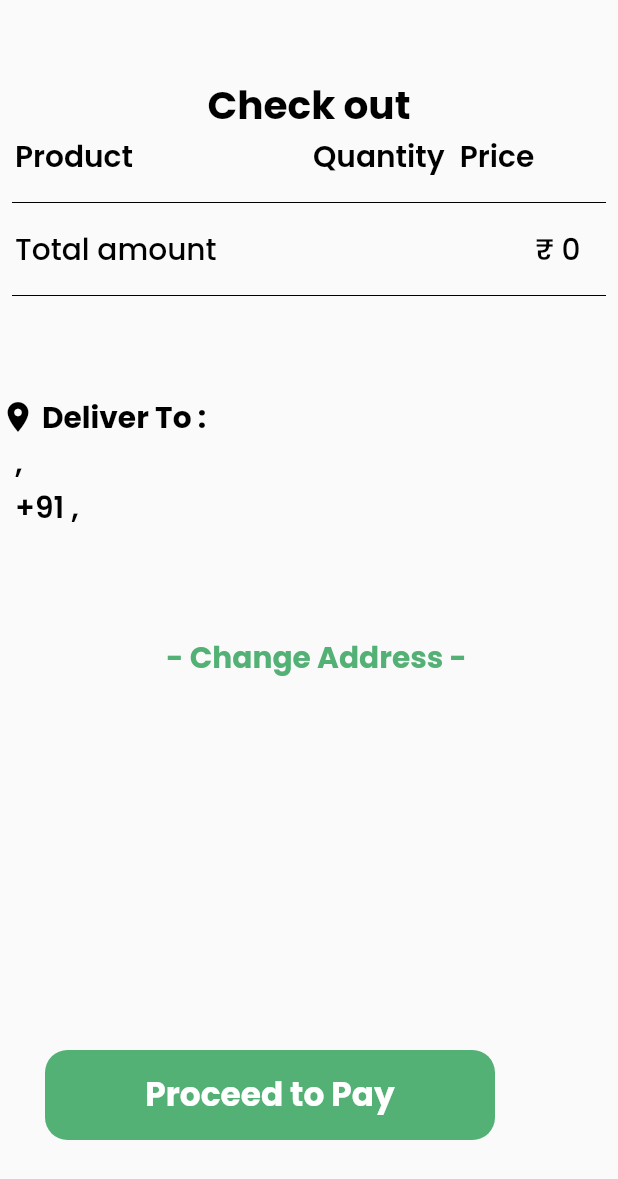
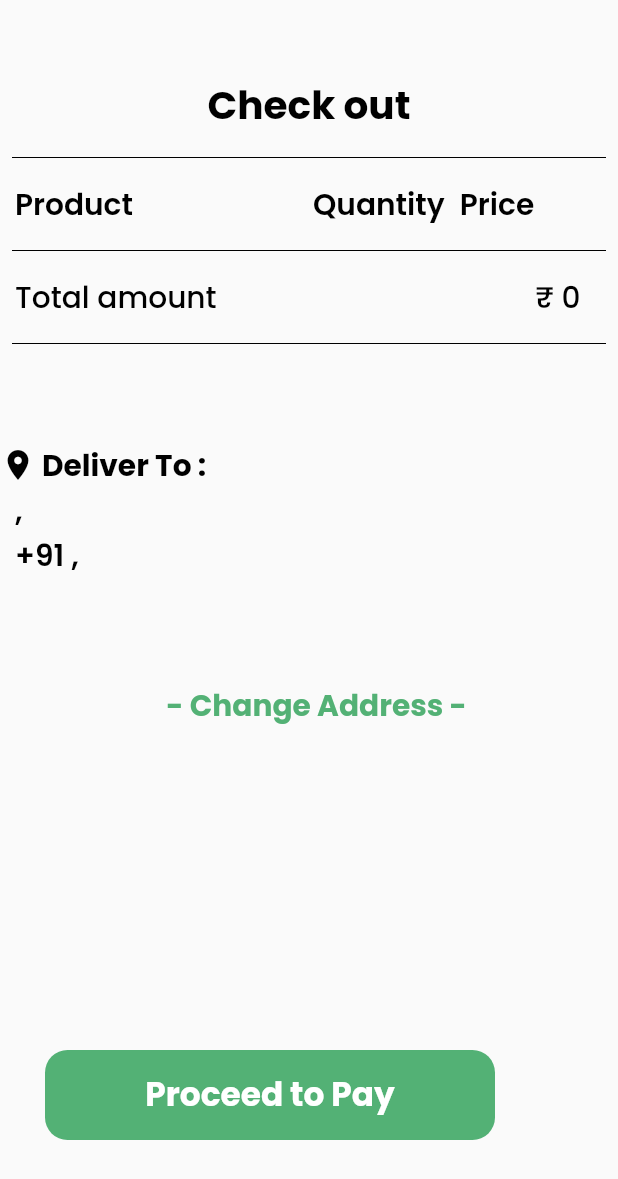
Before and after one commit to SOCORPKolathur/doorsteps, a Flutter app: the CheckOut screen opened directly with empty values, on a phone screen of 412 x 824 dp. Shown: the top 1179 px of the screen. Run offline on Flutter 3.47's test engine with Material 2 defaults, Android fonts, the light colour scheme and no system bars; our stand-ins replace cached_network_image, carousel_slider, cloud_firestore, firebase_auth, firebase_core, firebase_messaging and 13 more; missing offline and left inert: android_intent_plus, bottom_bar_matu; accounts and stored records are empty.

Commit message:
04-05-2023 Mor

```diff
--- a/lib/checkout.dart
+++ b/lib/checkout.dart
@@ -46,7 +46,12 @@ class _CheckOutState extends State<CheckOut> {
                     fontSize: width/15.84,
                   )),
                 ),
-
+                Padding(
+                  padding: const EdgeInsets.all(8.0),
+                  child: Divider(
+                    color: Colors.black,
+                  ),
+                ),
                 Row(
 
                   children: [
```
